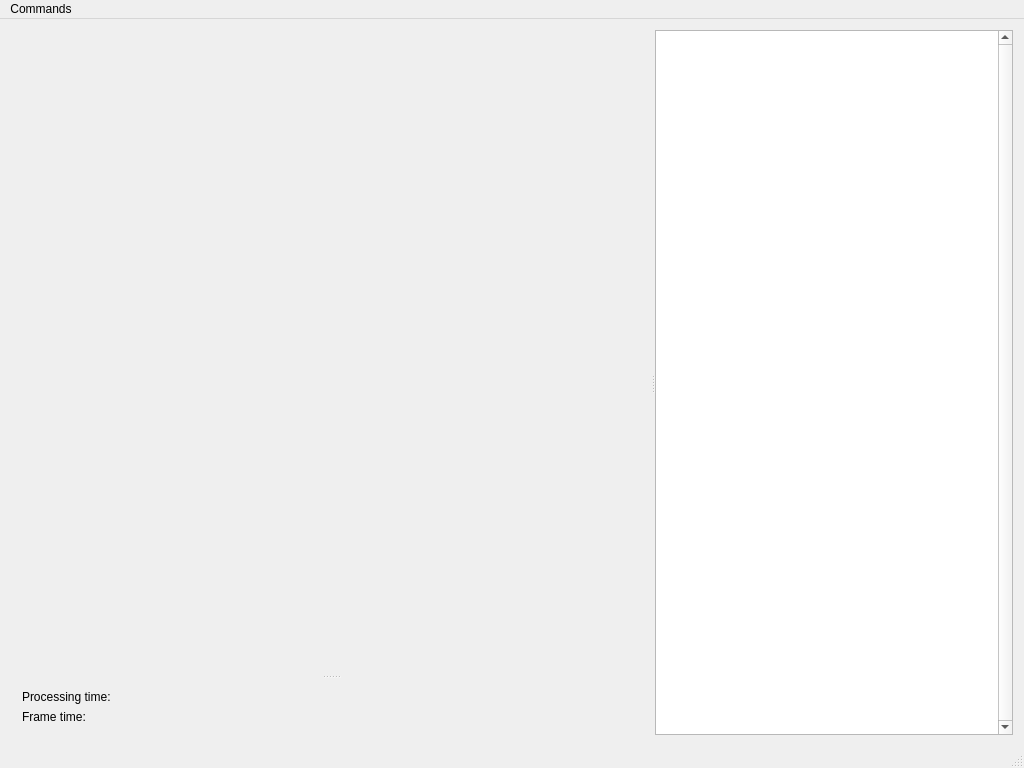
Before: the Qt Designer form qt/Subtracker/mainwindow.ui in subotto/subtracker, drawn with Qt 5.
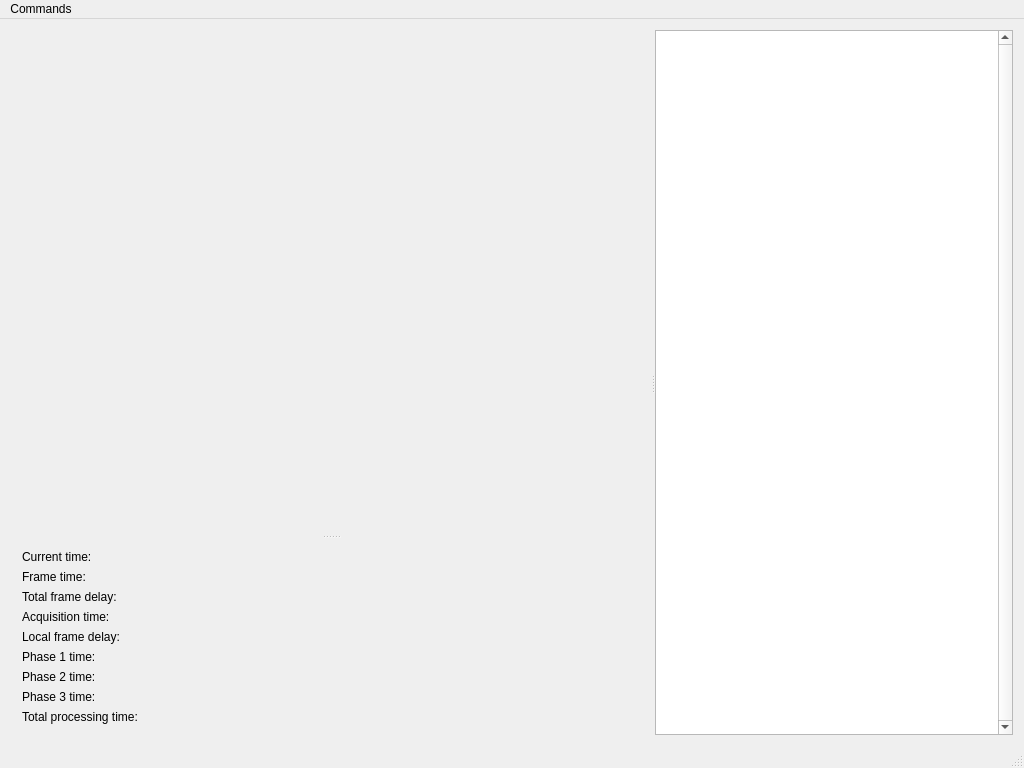
After: the same form once the commit is applied. Custom widgets are drawn as their Qt base class.

What changed in the file:
```diff
--- a/qt/Subtracker/mainwindow.ui
+++ b/qt/Subtracker/mainwindow.ui
@@ -43,7 +43,7 @@
          <item row="0" column="0">
           <widget class="QLabel" name="label_2">
            <property name="text">
-            <string>Processing time:</string>
+            <string>Current time:</string>
            </property>
           </widget>
          </item>
@@ -74,6 +74,104 @@
            </property>
           </widget>
          </item>
+         <item row="2" column="0">
+          <widget class="QLabel" name="label_3">
+           <property name="text">
+            <string>Total frame delay:</string>
+           </property>
+          </widget>
+         </item>
+         <item row="2" column="1">
+          <widget class="QLabel" name="totalFrameDelay">
+           <property name="text">
+            <string/>
+           </property>
+          </widget>
+         </item>
+         <item row="3" column="0">
+          <widget class="QLabel" name="label_4">
+           <property name="text">
+            <string>Acquisition time:</string>
+           </property>
+          </widget>
+         </item>
+         <item row="3" column="1">
+          <widget class="QLabel" name="acquisitionTime">
+           <property name="text">
+            <string/>
+           </property>
+          </widget>
+         </item>
+         <item row="4" column="0">
+          <widget class="QLabel" name="label_6">
+           <property name="text">
+            <string>Local frame delay:</string>
+           </property>
+          </widget>
+         </item>
+         <item row="4" column="1">
+          <widget class="QLabel" name="localFrameDelay">
+           <property name="text">
+            <string/>
+           </property>
+          </widget>
+         </item>
+         <item row="5" column="0">
+          <widget class="QLabel" name="label_5">
+           <property name="text">
+            <string>Phase 1 time:</string>
+           </property>
+          </widget>
+         </item>
+         <item row="5" column="1">
+          <widget class="QLabel" name="phase1Time">
+           <property name="text">
+            <string/>
+           </property>
+          </widget>
+         </item>
+         <item row="6" column="0">
+          <widget class="QLabel" name="label_8">
+           <property name="text">
+            <string>Phase 2 time:</string>
+           </property>
+          </widget>
+         </item>
+         <item row="6" column="1">
+          <widget class="QLabel" name="phase2Time">
+           <property name="text">
+            <string/>
+           </property>
+          </widget>
+         </item>
+         <item row="7" column="0">
+          <widget class="QLabel" name="label_10">
+           <property name="text">
+            <string>Phase 3 time:</string>
+           </property>
+          </widget>
+         </item>
+         <item row="7" column="1">
+          <widget class="QLabel" name="phase3Time">
+           <property name="text">
+            <string/>
+           </property>
+          </widget>
+         </item>
+         <item row="8" column="0">
+          <widget class="QLabel" name="label_7">
+           <property name="text">
+            <string>Total processing time:</string>
+           </property>
+          </widget>
+         </item>
+         <item row="8" column="1">
+          <widget class="QLabel" name="totalProcessingTime">
+           <property name="text">
+            <string/>
+           </property>
+          </widget>
+         </item>
         </layout>
        </widget>
       </widget>
```
Left out of the diff: 2 changed lines with no effect on the pictures.
